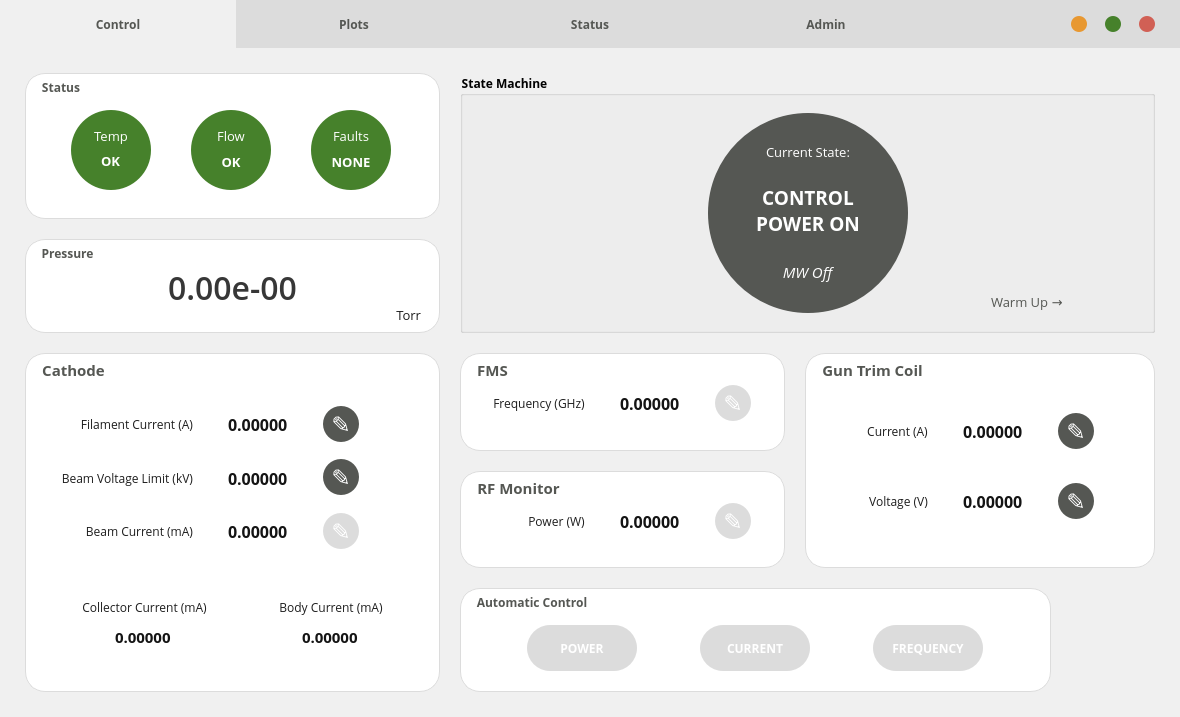
Old version of the form src/mainwindow.ui in the repository Bridge12Technologies/Gyrotron-Control-System---OLD.
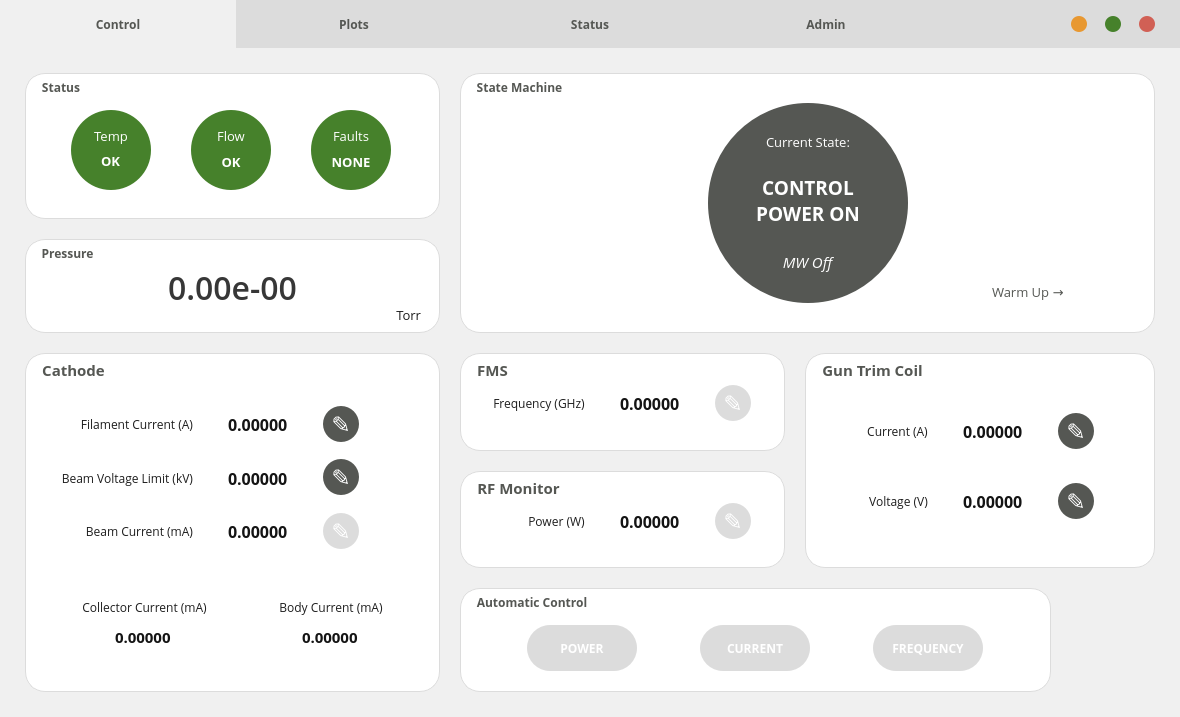
New version of the form. The open tabs and pages were chosen to show the change. Icons and pictures are not drawn. Custom widgets are drawn as their Qt base class.

Commit message: implemented a ton of GUI features

What changed in the file:
```diff
--- a/src/mainwindow.ui
+++ b/src/mainwindow.ui
@@ -1251,7 +1251,7 @@
 background: white;
 border-radius: 20px;
 /*margin-top: 12px;*/
-border: 1px solid #3081BB;
+border: 1px solid rgb(220,220,220);
 }
 
 QGroupBox::title {
@@ -1265,7 +1265,7 @@
 
 QGroupBox::title:disabled {
 color: rgb(180,180,180);
-}s</string>
+}</string>
           </property>
           <property name="title">
            <string>State Machine</string>
```
Left out of the diff: 31 changed lines with no effect on the pictures. The commit also changes 6 other files.
